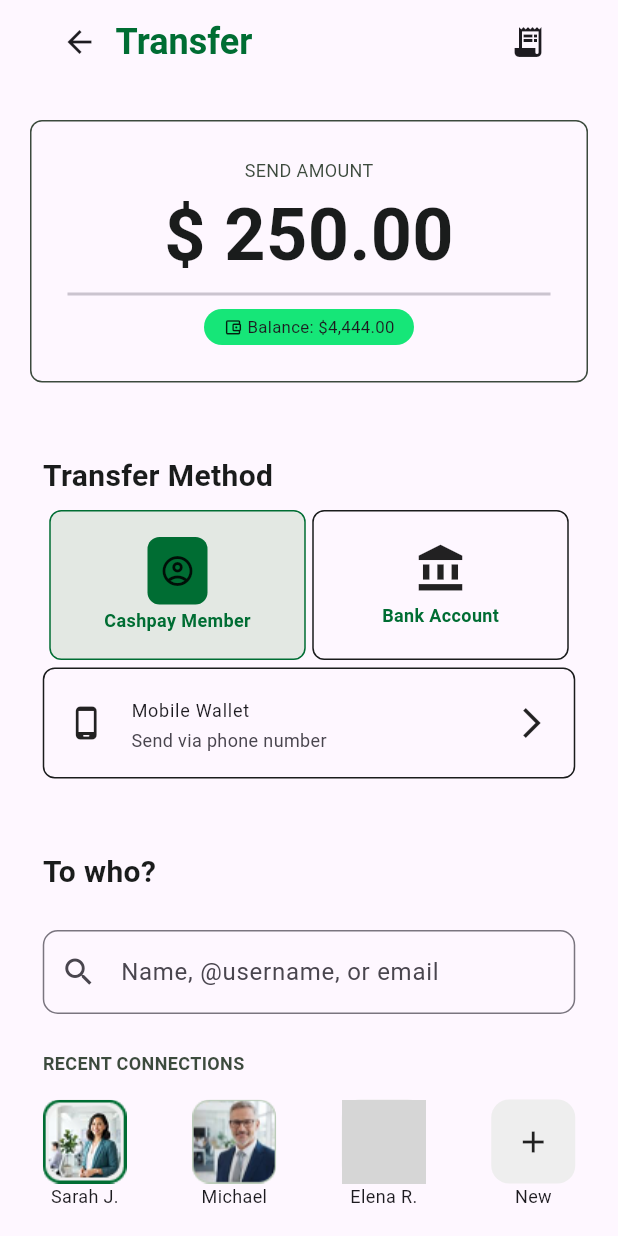
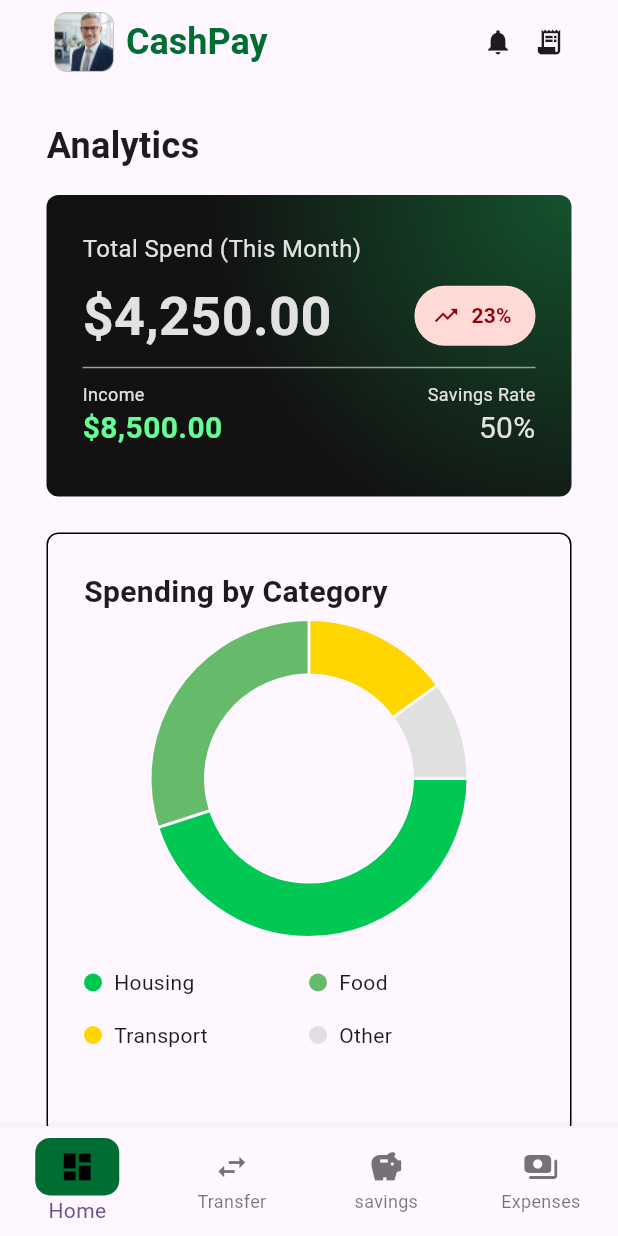
Before and after one commit to aduboakye/CashConnect, a Flutter app: the screen it shows after launch, on a phone screen of 412 x 824 dp. Run offline on Flutter 3.47's test engine with Material 3 defaults, Android fonts, the phone set to English and light mode, and no system bars; drawn by our look-alikes of fl_chart; our stand-ins replace animated_text_kit, shimmer, zoom_tap_animation; missing offline and left inert: animate_text, blinking_border, drawing_animation_plus, flutter_shaders_ui, glow_effects, pretty_animated_text; grey boxes are pictures that could not be loaded.

Commit message:
Cashpay analysis page

```diff
--- a/lib/Expense Analytics/Expense_analytics_page.dart
+++ b/lib/Expense Analytics/Expense_analytics_page.dart
@@ -0,0 +1,504 @@
+import 'package:flutter/material.dart';
+import 'package:fl_chart/fl_chart.dart';
+
+class ExpenseAnalyticsPage extends StatefulWidget {
+  const ExpenseAnalyticsPage({super.key});
+
+  @override
+  State<ExpenseAnalyticsPage> createState() => _ExpenseAnalyticsPageState();
+}
+
+class _ExpenseAnalyticsPageState extends State<ExpenseAnalyticsPage> {
+  final List<Color> colors = [
+    Color(0xFF006D33),
+    Color(0xFFCDBC00),
+    Color(0xFFE2E2E2),
+  ];
+
+  Widget navicon({required IconData icon, required int index}) {
+    return Container(
+      width: 56,
+      height: 38.4,
+      decoration: BoxDecoration(
+        borderRadius: BorderRadius.circular(10),
+        color: colors[index],
+      ),
+      child: Icon(icon, color: Colors.black),
+    );
+  }
+
+  int selected = 0;
+  Widget _recentHistory({
+    required String title,
+    required String subtitle,
+    required String amount,
+    required IconData icon,
+    Color color = const Color(0xFF006D33),
+    Color color1 = const Color(0xFF121212),
+  }) {
+    return Card.outlined(
+      child: ListTile(
+        leading: Icon(icon, color: color),
+        title: Text(title),
+        subtitle: Text(subtitle),
+        trailing: Text(amount, style: TextStyle(color: color1)),
+      ),
+    );
+  }
+
+  Widget chartLabel({required String text, required Color color}) {
+    return Row(
+      mainAxisSize: MainAxisSize.min,
+      children: [
+        Container(
+          width: 12,
+          height: 12,
+          decoration: BoxDecoration(color: color, shape: BoxShape.circle),
+        ),
+
+        SizedBox(width: 8),
+
+        Text(text, style: TextStyle(fontSize: 14)),
+      ],
+    );
+  }
+
+  @override
+  Widget build(BuildContext context) {
+    return Scaffold(
+      appBar: AppBar(
+        title: Container(
+          width: 390,
+          height: 73,
+          padding: EdgeInsets.symmetric(horizontal: 20, vertical: 16),
+          child: Row(
+            mainAxisAlignment: MainAxisAlignment.spaceBetween,
+            children: [
+              Container(
+                width: 220,
+                height: 40,
+                child: Row(
+                  children: [
+                    Image.asset("images/Border-2.png"),
+                    SizedBox(width: 8),
+                    Text(
+                      'CashPay',
+                      style: TextStyle(
+                        fontSize: 24,
+                        fontWeight: FontWeight.bold,
+                        color: Color(0xFF006D33),
+                      ),
+                    ),
+                  ],
+                ),
+              ),
+              Row(
+                mainAxisSize: MainAxisSize.min,
+                children: [
+                  GestureDetector(
+                    onTap: () {},
+                    child: const Icon(Icons.notifications, size: 20),
+                  ),
+                  const SizedBox(width: 14),
+                  GestureDetector(
+                    onTap: () {},
+                    child: const Icon(Icons.receipt_long, size: 20),
+                  ),
+                ],
+              ),
+            ],
+          ),
+        ),
+      ),
+      bottomNavigationBar: BottomNavigationBar(
+        currentIndex: selected,
+
+        type: BottomNavigationBarType.fixed,
+
+        onTap: (index) {
+          setState(() {
+            selected = index;
+          });
+        },
+        unselectedItemColor: Colors.black54,
+
+        items: [
+          BottomNavigationBarItem(
+            icon: Icon(Icons.dashboard),
+            label: 'Home',
+            activeIcon: navicon(icon: Icons.dashboard, index: 0),
+          ),
+          BottomNavigationBarItem(
+            icon: Icon(Icons.swap_horiz),
+            label: 'Transfer',
+            activeIcon: navicon(icon: Icons.swap_horiz, index: 2),
+          ),
+          BottomNavigationBarItem(
+            icon: Icon(Icons.savings),
+            label: 'savings',
+            activeIcon: navicon(icon: Icons.savings, index: 1),
+          ),
+          BottomNavigationBarItem(
+            icon: Icon(Icons.payments_rounded),
+            label: 'Expenses',
+            activeIcon: navicon(icon: Icons.payments_rounded, index: 1),
+          ),
+        ],
+      ),
+      body: Padding(
+        padding: EdgeInsets.only(bottom: 1),
+        child: SingleChildScrollView(
+          child: Center(
+            child: Column(
+              children: [
+                Container(
+                  width: 390,
+                  padding: EdgeInsets.only(
+                    left: 20,
+                    right: 20,
+                    top: 24,
+                    bottom: 12,
+                  ),
+                  child: Column(
+                    //mainAxisAlignment: MainAxisAlignment.start,
+                    crossAxisAlignment: CrossAxisAlignment.start,
+                    children: [
+                      const Text(
+                        'Analytics',
+                        style: TextStyle(
+                          fontWeight: FontWeight.bold,
+                          fontSize: 24,
+                        ),
+                      ),
+                      SizedBox(height: 16),
+                      Container(
+                        width: 350,
+                        height: 201,
+                        decoration: BoxDecoration(
+                          borderRadius: BorderRadius.circular(8),
+                          gradient: RadialGradient(
+                            center: Alignment.topRight,
+                            radius: 1.2,
+                            stops: [0.0, 1.0],
+                            colors: [
+                              Color(0xFF14532D), // Dark green
+                              Color(0xFF121212),
+                            ],
+                          ),
+                        ),
+                        padding: EdgeInsets.symmetric(
+                          vertical: 24,
+                          horizontal: 24,
+                        ),
+                        child: Column(
+                          crossAxisAlignment: CrossAxisAlignment.start,
+                          children: [
+                            Text(
+                              'Total Spend (This Month)',
+                              style: TextStyle(
+                                fontSize: 16,
+                                color: Color(0xFFE2E2E2),
+                              ),
+                            ),
+                            SizedBox(height: 8),
+                            Row(
+                              mainAxisAlignment: MainAxisAlignment.spaceBetween,
+                              children: [
+                                const Text(
+                                  r'$4,250.00',
+                                  style: TextStyle(
+                                    fontSize: 36,
+                                    fontWeight: FontWeight.bold,
+                                    color: Color(0xFFE2E2E2),
+                                  ),
+                                ),
+                                SizedBox(width: 4),
+                                TextButton.icon(
+                                  onPressed: () {},
+
+                                  style: TextButton.styleFrom(
+                                    backgroundColor: Color(0xFFFFDAD6),
+                                    foregroundColor: Color(0xFF93000A),
+
+                                    shape: RoundedRectangleBorder(
+                                      borderRadius: BorderRadius.circular(20),
+                                    ),
+                                  ),
+                                  icon: Icon(Icons.trending_up, size: 18),
+                                  label: Text(
+                                    '23%',
+                                    style: TextStyle(
+                                      fontSize: 14,
+                                      fontWeight: FontWeight.bold,
+                                    ),
+                                  ),
+                                ),
+                              ],
+                            ),
+                            SizedBox(height: 8),
+                            Divider(
+                              height: 2,
+                              thickness: 1,
+                              color: Colors.grey,
+                            ),
+                            SizedBox(height: 8),
+                            Container(
+                              width: 302,
+                              //padding: EdgeInsets.only(bottom: 0),
+                              child: Column(
+                                children: [
+                                  Row(
+                                    mainAxisAlignment:
+                                        MainAxisAlignment.spaceBetween,
+                                    children: [
+                                      Text(
+                                        'Income',
+                                        style: TextStyle(
+                                          fontSize: 12,
+                                          color: Color(0xFFE2E2E2),
+                                        ),
+                                      ),
+                                      Text(
+                                        'Savings Rate',
+                                        style: TextStyle(
+                                          fontSize: 12,
+                                          color: Color(0xFFE2E2E2),
+                                        ),
+                                      ),
+                                    ],
+                                  ),
+                                  Row(
+                                    mainAxisAlignment:
+                                        MainAxisAlignment.spaceBetween,
+                                    children: [
+                                      Text(
+                                        r'$8,500.00',
+                                        style: TextStyle(
+                                          fontSize: 20,
+                                          color: Color(0xFF63FF94),
+                                          fontWeight: FontWeight.bold,
+                                        ),
+                                      ),
+                                      Text(
+                                        '50%',
+                                        style: TextStyle(
+                                          fontSize: 20,
+                                          color: Color(0xFFE2E2E2),
+                                        ),
+                                      ),
+                                    ],
+                                  ),
+                                ],
+                              ),
+                            ),
+                          ],
+                        ),
+                      ),
+                    ],
+                  ),
+                ),
+                SizedBox(height: 12),
+                Container(
+                  width: 350,
+                  height: 402,
+                  padding: EdgeInsets.symmetric(vertical: 24, horizontal: 24),
+                  decoration: BoxDecoration(
+                    borderRadius: BorderRadius.circular(8),
+                    border: Border.all(width: 1),
+                  ),
+                  child: Column(
+                    crossAxisAlignment: CrossAxisAlignment.start,
+                    children: [
+                      Text(
+                        'Spending by Category',
+                        style: TextStyle(
+                          fontSize: 20,
+                          fontWeight: FontWeight.bold,
+                        ),
+                      ),
+                      Container(
+                        width: 300,
+                        height: 300,
+                        child: Column(
+                          mainAxisSize: MainAxisSize.min,
+                          children: [
+                            SizedBox(
+                              width: 220,
+                              height: 220,
+                              child: PieChart(
+                                PieChartData(
+                                  centerSpaceRadius: 70,
+                                  sectionsSpace: 2,
+                                  sections: [
+                                    PieChartSectionData(
+                                      value: 45,
+                                      color: Color(0xFF00C853),
+                                      radius: 35,
+                                      showTitle: false,
+                                    ),
+                                    PieChartSectionData(
+                                      value: 30,
+                                      color: Color(0xFF66BB6A),
+                                      radius: 35,
+                                      showTitle: false,
+                                    ),
+                                    PieChartSectionData(
+                                      value: 15,
+                                      color: Color(0xFFFFD600),
+                                      radius: 35,
+                                      showTitle: false,
+                                    ),
+                                    PieChartSectionData(
+                                      value: 10,
+                                      color: Color(0xFFE0E0E0),
+                                      radius: 35,
+                                      showTitle: false,
+                                    ),
+                                  ],
+                                ),
+                              ),
+                            ),
+
+                            const SizedBox(height: 16),
+
+                            Row(
+                              children: [
+                                Expanded(
+                                  child: chartLabel(
+                                    text: 'Housing',
+                                    color: Color(0xFF00C853),
+                                  ),
+                                ),
+                                Expanded(
+                                  child: chartLabel(
+                                    text: 'Food',
+                                    color: Color(0xFF66BB6A),
+                                  ),
+                                ),
+                              ],
+                            ),
+                            const SizedBox(height: 15),
+                            Row(
+                              children: [
+                                Expanded(
+                                  child: chartLabel(
+                                    text: 'Transport',
+                                    color: Color(0xFFFFD600),
+                                  ),
+                                ),
+                                Expanded(
+                                  child: chartLabel(
+                                    text: 'Other',
+                                    color: Color(0xFFE0E0E0),
+                                  ),
+                                ),
+                              ],
+                            ),
+                          ],
+                        ),
+                      ),
+                    ],
+                  ),
+                ),
+                SizedBox(height: 12),
+                Container(
+                  width: 390,
+                  height: 365,
+                  padding: EdgeInsets.symmetric(vertical: 12, horizontal: 20),
+                  child: Column(
+                    children: [
+                      Row(
+                        mainAxisAlignment: MainAxisAlignment.spaceBetween,
+                        children: [
+                          Text(
+                            'Recent Transactions',
+                            style: TextStyle(
+                              fontWeight: FontWeight.bold,
+                              fontSize: 20,
+                              color: Color(0xFF1A1C1C),
+                            ),
+                          ),
+                          Text(
+                            'See All',
+                            style: TextStyle(
+                              fontWeight: FontWeight.bold,
+                              fontSize: 12,
+                              color: Color(0xFF006D33),
+                            ),
+                          ),
+                        ],
+                      ),
+                      SizedBox(height: 12),
+                      Container(
+                        width: 350,
+                        height: 40,
+                        child: Row(
+                          children: [
+                            Container(
+                              width: 312,
+                              height: 40,
+                              child: TextField(
+                                decoration: InputDecoration(
+                                  hintText: 'Search...',
+                                  prefixIcon: const Icon(Icons.search),
+                                  filled: true,
+                                  fillColor: Color(0xFFF3F3F4),
+                                  border: OutlineInputBorder(
+                                    borderRadius: BorderRadius.circular(10),
+                                  ),
+                                ),
+                              ),
+                            ),
+                            SizedBox(width: 4),
+                            Container(
+                              width: 34,
+                              height: 36,
+                              padding: EdgeInsets.only(
+                                left: 8,
+                                right: 8,
+                                top: 8,
+                                bottom: 16,
+                              ),
+                              decoration: BoxDecoration(
+                                color: Color(0xFFF3F3F4),
+                                borderRadius: BorderRadius.circular(4),
+                              ),
+                              child: Center(
+                                child: Icon(Icons.filter_list, size: 20),
+                              ),
+                            ),
+                          ],
+                        ),
+                      ),
+                      SizedBox(height: 12),
+                      _recentHistory(
+                        title: 'Whole Foods',
+                        subtitle: 'Groceries • Today',
+                        amount: r'-$145.20',
+                        icon: Icons.shopping_cart,
+                      ),
+                      _recentHistory(
+                        title: 'Rent Payment',
+                        subtitle: 'Housing • Yesterday',
+                        amount: r'-$145.20',
+                        icon: Icons.home,
+                        color: Colors.grey,
+                      ),
+                      _recentHistory(
+                        title: 'Salary Deposit',
+                        subtitle: 'Income • Oct 01',
+                        amount: r'+$145.20',
+                        color: Colors.green,
+                        icon: Icons.payments_rounded,
+                      ),
+                    ],
+                  ),
+                ),
+              ],
+            ),
+          ),
+        ),
+      ),
+    );
+  }
+}
--- a/lib/main.dart
+++ b/lib/main.dart
@@ -1,3 +1,4 @@
+import 'package:cashconnect_fanancial_suite/Expense%20Analytics/Expense_analytics_page.dart';
 import 'package:cashconnect_fanancial_suite/TransferPage/transfer_Page.dart';
 import 'package:cashconnect_fanancial_suite/login%20and%20signup%20page/bankdetails.dart';
 import 'package:cashconnect_fanancial_suite/login%20and%20signup%20page/bankpage.dart';
@@ -21,7 +22,7 @@ class MyApp extends StatelessWidget {
     return MaterialApp(
       title: 'Flutter Demo',
       theme: ThemeData(colorScheme: .fromSeed(seedColor: Colors.deepPurple)),
-      home: const  TransferPage(),
+      home: const  ExpenseAnalyticsPage(),
     );
   }
 }
--- a/pubspec.yaml
+++ b/pubspec.yaml
@@ -37,6 +37,7 @@ dependencies:
   glow_effects: ^0.2.0
   pretty_animated_text: ^3.2.0
   drawing_animation_plus: ^1.2.0
+  fl_chart: ^1.2.0
   flutter:
     sdk: flutter
 
```
Also changed, not shown: pubspec.lock.
